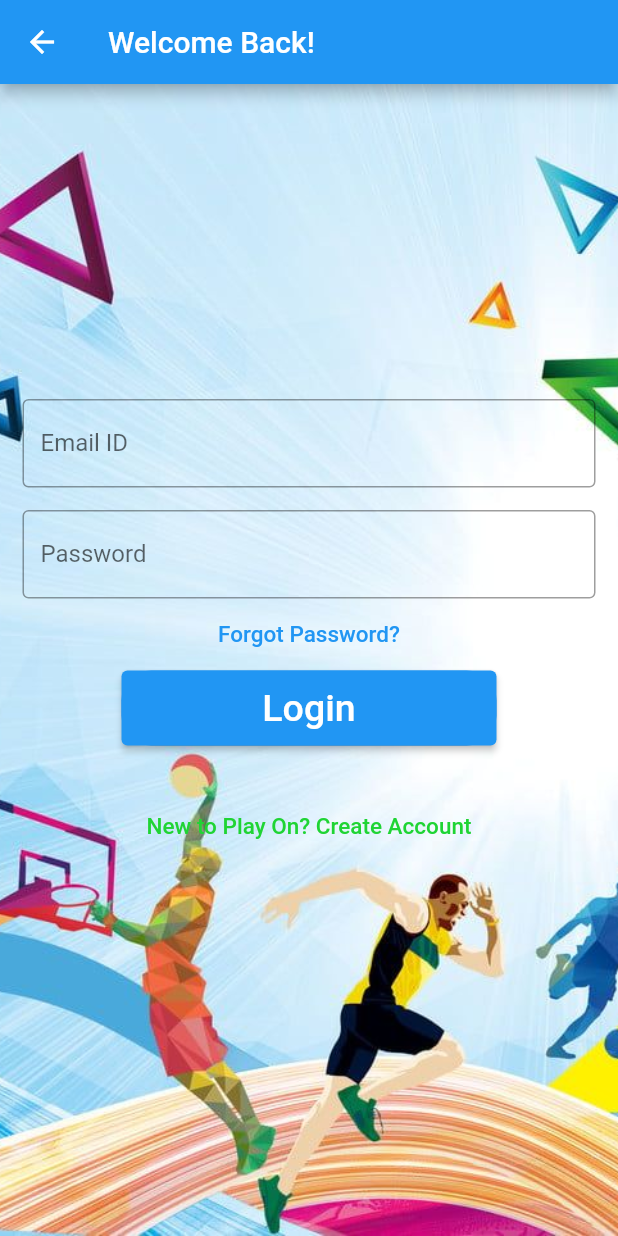
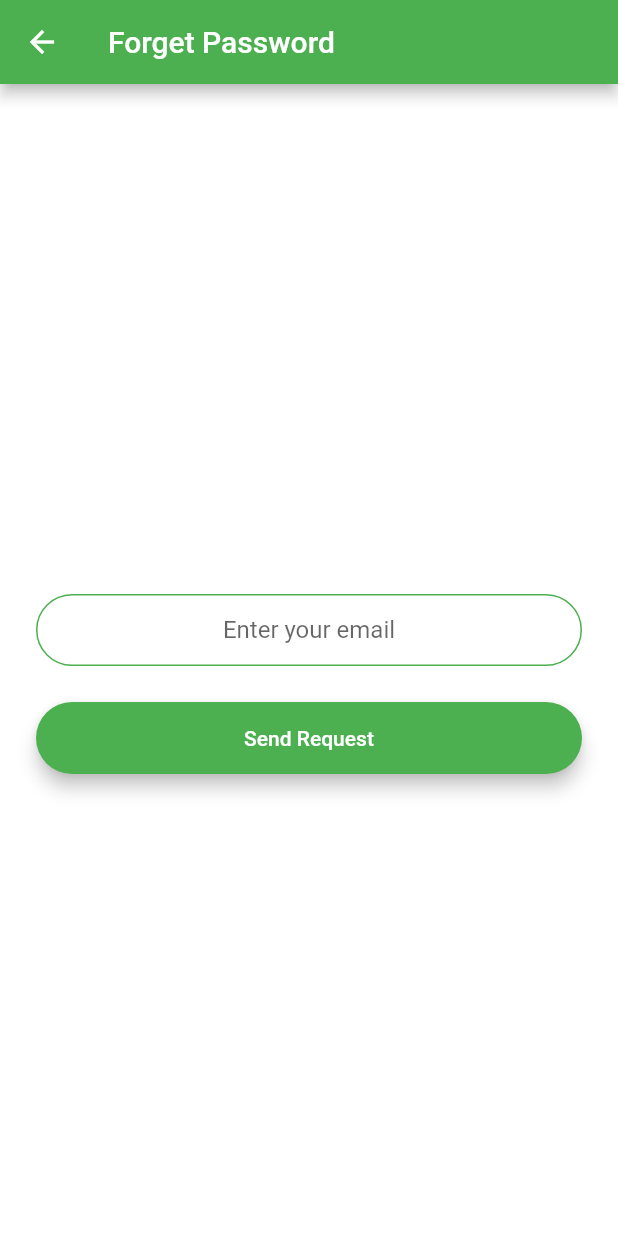
Before and after one commit to keyur653/OutOfBounds, a Flutter app: the LoginDemo screen opened by its route, after a tap on "Forgot Password?", on a phone screen of 412 x 824 dp. Run offline on Flutter 3.47's test engine with Material 2 defaults, Android fonts, the light colour scheme and no system bars; drawn by our look-alikes of modal_progress_hud_nsn; our stand-ins replace cloud_firestore, firebase_auth, firebase_core, firebase_storage, flutter_signin_button, image_cropper and 2 more; accounts and stored records are empty.

Commit message:
forget password done

```diff
--- a/play_on/lib/login/login_page.dart
+++ b/play_on/lib/login/login_page.dart
@@ -2,6 +2,7 @@ import 'package:firebase_auth/firebase_auth.dart';
 import 'package:flutter/material.dart';
 import 'package:play_on/controller/user_data.dart';
 import 'package:play_on/login/register_page.dart';
+import 'package:play_on/login/reset_screen.dart';
 import 'package:play_on/screens/profile/profile_screen.dart';
 import 'package:play_on/login/registration_page.dart';
 
@@ -73,6 +74,7 @@ class LoginDemoState extends State<LoginDemo> {
               TextButton(
                 onPressed: () {
                   //TODO FORGOT PASSWORD SCREEN GOES HERE
+                  Navigator.pushNamed(context, ResetScreen.id);
                 },
                 child: const Text(
                   'Forgot Password?',
@@ -116,7 +118,6 @@ class LoginDemoState extends State<LoginDemo> {
               ),
               TextButton(
                 onPressed: () {
-                  //TODO FORGOT PASSWORD SCREEN GOES HERE
                   Navigator.pushNamed(context, RegisterDemo.id);
                 },
                 child: const Text(
--- /dev/null
+++ b/play_on/lib/login/reset_screen.dart
@@ -0,0 +1,94 @@
+import 'package:firebase_auth/firebase_auth.dart';
+import 'package:flutter/material.dart';
+import 'package:modal_progress_hud_nsn/modal_progress_hud_nsn.dart';
+
+class ResetScreen extends StatefulWidget {
+  const ResetScreen({super.key});
+
+  static const String id = 'reset_screen';
+  @override
+  State<ResetScreen> createState() => _ResetScreenState();
+}
+
+class _ResetScreenState extends State<ResetScreen> {
+  final _auth = FirebaseAuth.instance;
+  bool isSpinner = false;
+  late String email;
+  @override
+  Widget build(BuildContext context) {
+    return Scaffold(
+      appBar: AppBar(
+        title: Text('Forget Password'),
+        backgroundColor: Colors.green,
+      ),
+      backgroundColor: Colors.white,
+      body: ModalProgressHUD(
+        inAsyncCall: isSpinner,
+        child: Padding(
+          padding: const EdgeInsets.symmetric(horizontal: 24.0),
+          child: Column(
+            mainAxisAlignment: MainAxisAlignment.center,
+            crossAxisAlignment: CrossAxisAlignment.stretch,
+            children: [
+              const SizedBox(
+                height: 48.0,
+              ),
+              TextField(
+                  keyboardType: TextInputType.emailAddress,
+                  textAlign: TextAlign.center,
+                  onChanged: (value) {
+                    email = value;
+                  },
+                  decoration: const InputDecoration(
+                    contentPadding:
+                        EdgeInsets.symmetric(vertical: 10.0, horizontal: 20.0),
+                    border: OutlineInputBorder(
+                      borderRadius: BorderRadius.all(Radius.circular(32.0)),
+                    ),
+                    enabledBorder: OutlineInputBorder(
+                      borderSide: BorderSide(color: Colors.green, width: 1.0),
+                      borderRadius: BorderRadius.all(Radius.circular(32.0)),
+                    ),
+                    focusedBorder: OutlineInputBorder(
+                      borderSide: BorderSide(color: Colors.green, width: 2.0),
+                      borderRadius: BorderRadius.all(Radius.circular(32.0)),
+                    ),
+                    hintText: 'Enter your email',
+                  )),
+              const SizedBox(
+                height: 8.0,
+              ),
+              Padding(
+                padding: const EdgeInsets.symmetric(vertical: 16.0),
+                child: Material(
+                  elevation: 5.0,
+                  color: Colors.green,
+                  borderRadius: BorderRadius.circular(30.0),
+                  child: MaterialButton(
+                    onPressed: () async {
+                      setState(() {
+                        isSpinner = true;
+                      });
+                      try {
+                        _auth.sendPasswordResetEmail(email: email);
+                        Navigator.pop(context);
+                      } catch (e) {
+                        print(e);
+                      }
+                    },
+                    minWidth: 200.0,
+                    height: 42.0,
+                    child: Text(
+                      'Send Request',
+                      style: const TextStyle(color: Colors.white),
+                    ),
+                  ),
+                ),
+              ),
+            ],
+          ),
+        ),
+      ),
+    );
+  }
+}
--- a/play_on/lib/main.dart
+++ b/play_on/lib/main.dart
@@ -1,5 +1,6 @@
 import 'package:flutter/material.dart';
 import 'package:play_on/login/register_page.dart';
+import 'package:play_on/login/reset_screen.dart';
 import 'package:play_on/screens/create_activity/create.dart';
 import 'package:play_on/screens/findplayer/acticity_detail.dart';
 import 'package:play_on/screens/profile/edit_profile.dart';
@@ -32,6 +33,7 @@ class MyApp extends StatelessWidget {
         LoginDemo.id: (context) => const LoginDemo(),
         RegistrationDemo.id: (context) => RegistrationDemo(),
         RegisterDemo.id: (context) => RegisterDemo(),
+        ResetScreen.id: (context) => ResetScreen(),
         // ActivityDetail.id:(context) => const ActivityDetail(),
       },
     );
--- a/play_on/lib/screens/profile/profile_screen.dart
+++ b/play_on/lib/screens/profile/profile_screen.dart
@@ -43,7 +43,8 @@ class _ProfileScreenState extends State<ProfileScreen> {
       backgroundColor: Colors.white,
       body: SafeArea(
         minimum: const EdgeInsets.only(top: 10),
-        child: Column(
+        child: ListView(children: [
+          Column(
             children: [
               CircleAvatar(
                 radius: 50,
@@ -102,6 +103,7 @@ class _ProfileScreenState extends State<ProfileScreen> {
                 onPressed: () {},
               )
             ],
+          ),]
         ),
       ),
     );
```
Lines whose indentation alone changed are shown as unchanged.
